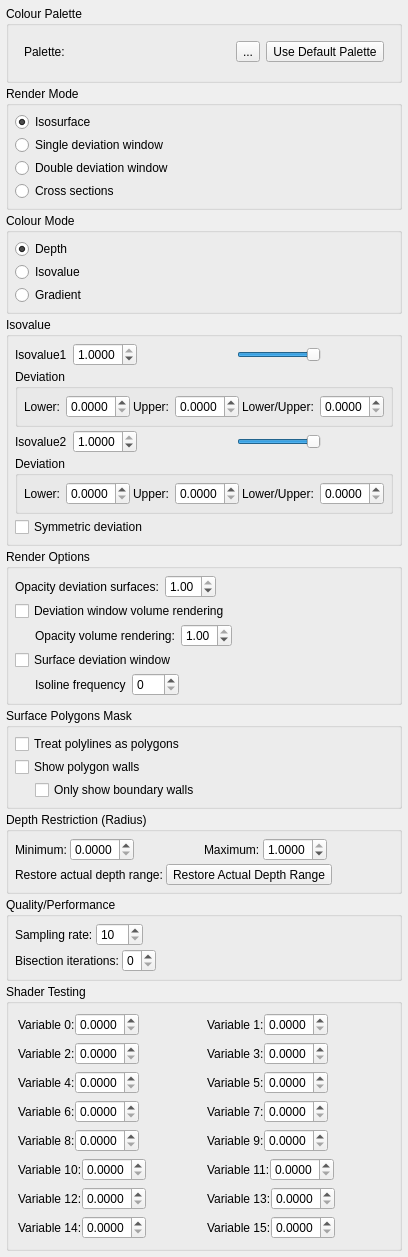
First picture: the form in src/qt-widgets/ScalarField3DLayerOptionsWidgetUi.ui, repository GPlates/GPlates, before the edit.
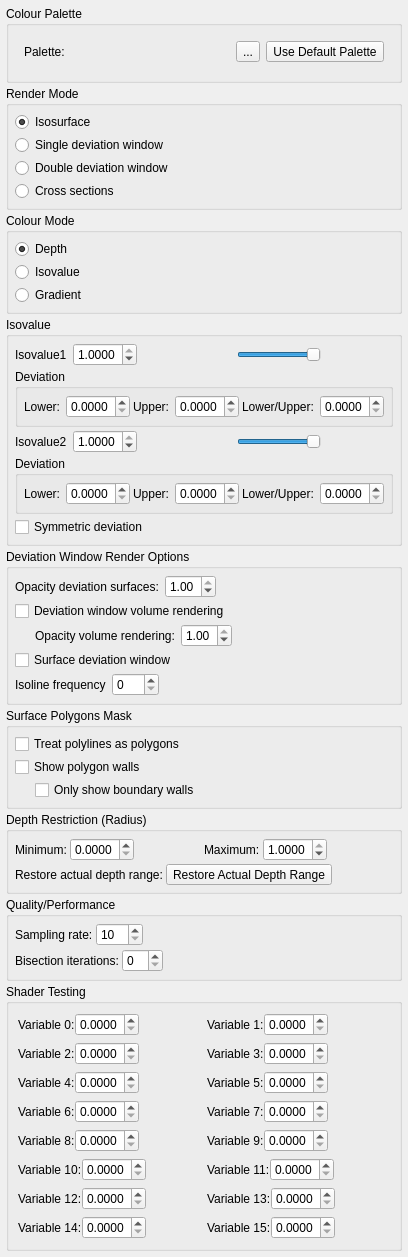
Second picture: the form after the edit. Icons and pictures are not drawn.

```diff
--- a/src/qt-widgets/ScalarField3DLayerOptionsWidgetUi.ui
+++ b/src/qt-widgets/ScalarField3DLayerOptionsWidgetUi.ui
@@ -703,7 +703,7 @@
       <bool>true</bool>
      </property>
      <property name="title">
-      <string>Render Options</string>
+      <string>Deviation Window Render Options</string>
      </property>
      <layout class="QVBoxLayout" name="verticalLayout_2">
       <property name="spacing">
@@ -832,22 +832,6 @@
          <property name="margin">
           <number>0</number>
          </property>
-         <item>
-          <spacer name="isoline_frequency_spacer">
-           <property name="orientation">
-            <enum>Qt::Horizontal</enum>
-           </property>
-           <property name="sizeType">
-            <enum>QSizePolicy::Fixed</enum>
-           </property>
-           <property name="sizeHint" stdset="0">
-            <size>
-             <width>20</width>
-             <height>20</height>
-            </size>
-           </property>
-          </spacer>
-         </item>
          <item>
           <widget class="QLabel" name="isoline_frequency_label">
            <property name="text">
@@ -1157,7 +1141,7 @@
         <item>
          <widget class="QSpinBox" name="bisection_iterations_spin_box">
           <property name="maximum">
-           <number>5</number>
+           <number>10</number>
           </property>
           <property name="value">
            <number>0</number>
```
Left out of the diff: 2 changed lines with no effect on the pictures.
